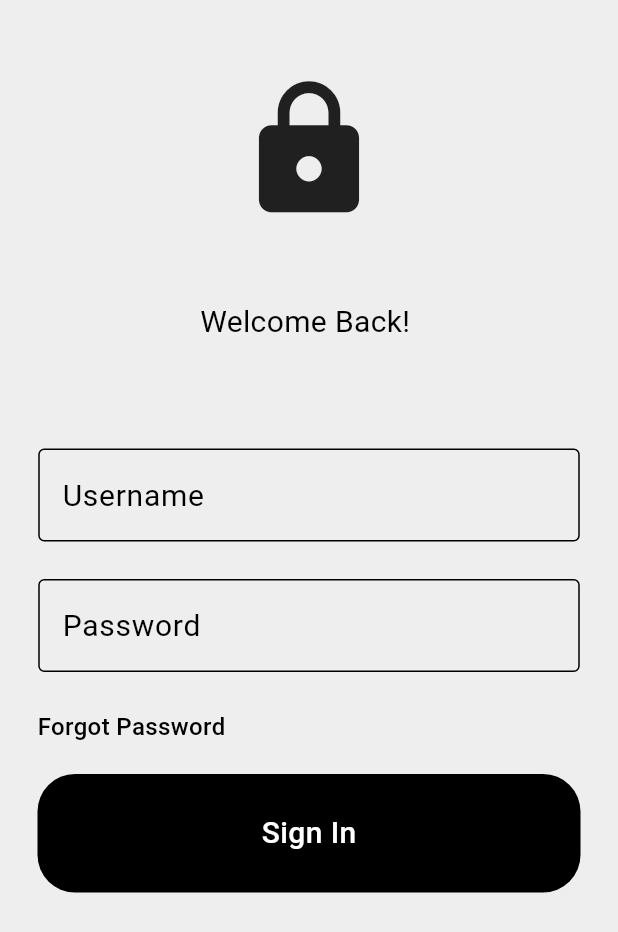
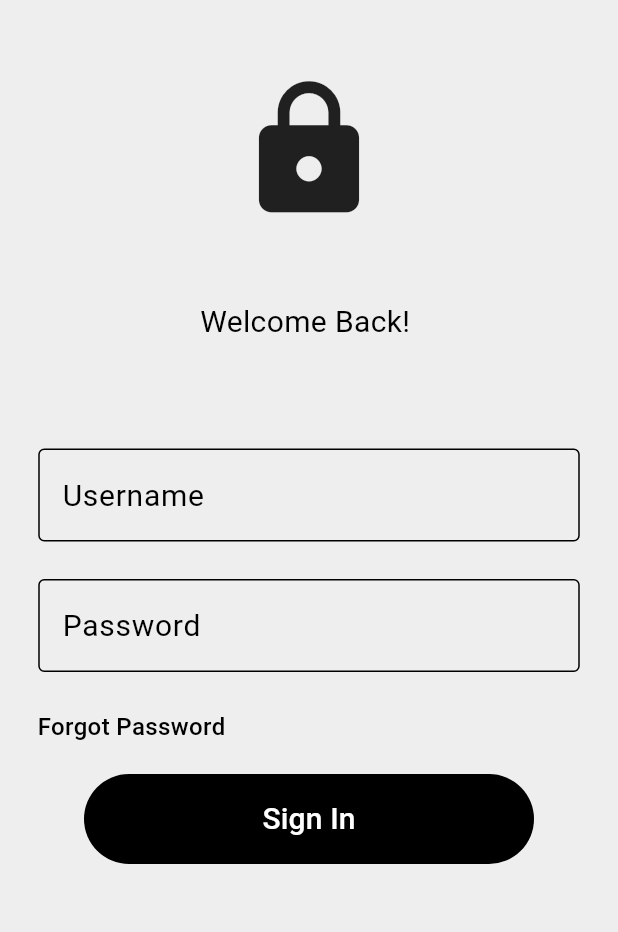
Before and after one commit to HarshanaWAJ/moto_mart, a Flutter app: the screen it shows after launch, on a phone screen of 412 x 824 dp. Shown: the top 932 px of the screen. Run offline on Flutter 3.47's test engine with Material 3 defaults, Android fonts, the light colour scheme and no system bars.

Commit message:
4th commit

```diff
--- a/lib/components/login_button.dart
+++ b/lib/components/login_button.dart
@@ -1,32 +1,6 @@
 import 'package:flutter/material.dart';
 
-class LoginButton extends StatelessWidget {
-  final Function()? onTap;
-
-  const LoginButton({super.key, this.onTap});
-
-  @override
-  Widget build(BuildContext context) {
-    return GestureDetector(
-      onTap: onTap,
-      child: Container(
-        padding: const EdgeInsets.all(25),
-        margin: const EdgeInsets.symmetric(horizontal: 25.0),
-        decoration: BoxDecoration(
-          color: Colors.black,
-          borderRadius: BorderRadius.circular(25.0),
-        ),
-        child: const Center(
-          child: Text(
-            "Sign In",
-            style: TextStyle(
-              color: Colors.white,
-              fontSize: 20.0,
-              fontWeight: FontWeight.w500,
-            ),
-          ),
-        ),
-      ),
-    );
-  }
-}
+final ButtonStyle buttonPrimary = ElevatedButton.styleFrom(
+    minimumSize: const Size(300.0, 60.0),
+    backgroundColor: Colors.black,
+    elevation: 0.0);
--- a/lib/components/textfield.dart
+++ b/lib/components/textfield.dart
@@ -16,6 +16,10 @@ class MyTextField extends StatelessWidget {
     return Padding(
       padding: const EdgeInsets.symmetric(horizontal: 25.5),
       child: TextField(
+        style: const TextStyle(
+          color: Colors.black,
+          fontSize: 20.0,
+        ),
         controller: controller,
         obscureText: obsecureText,
         decoration: InputDecoration(
--- a/lib/pages/login.dart
+++ b/lib/pages/login.dart
@@ -1,6 +1,7 @@
 import 'package:flutter/material.dart';
 import 'package:pc_doc/components/login_button.dart';
 import 'package:pc_doc/components/textfield.dart';
+import 'dart:developer' as devLog;
 
 class LoginPage extends StatelessWidget {
   LoginPage({super.key});
@@ -8,9 +9,6 @@ class LoginPage extends StatelessWidget {
   //Text editing controllers
   final usernamecontroller = TextEditingController();
   final passwordcontroller = TextEditingController();
-
-  //User Sign In method
-  userSignIn() {}
 
   @override
   Widget build(BuildContext context) {
@@ -80,8 +78,18 @@ class LoginPage extends StatelessWidget {
                   const SizedBox(
                     height: 20.0,
                   ),
-                  LoginButton(
-                    onTap: userSignIn(),
+                  ElevatedButton(
+                    style: buttonPrimary,
+                    onPressed: () {
+                      userSignIn();
+                    },
+                    child: const Text(
+                      "Sign In",
+                      style: TextStyle(
+                        color: Colors.white,
+                        fontSize: 20.0,
+                      ),
+                    ),
                   ),
                 ]),
               )
@@ -91,4 +99,9 @@ class LoginPage extends StatelessWidget {
       ),
     );
   }
+
+  //User Sign In Method
+  void userSignIn() {
+    devLog.log("Pressed Sign In Button");
+  }
 }
```
